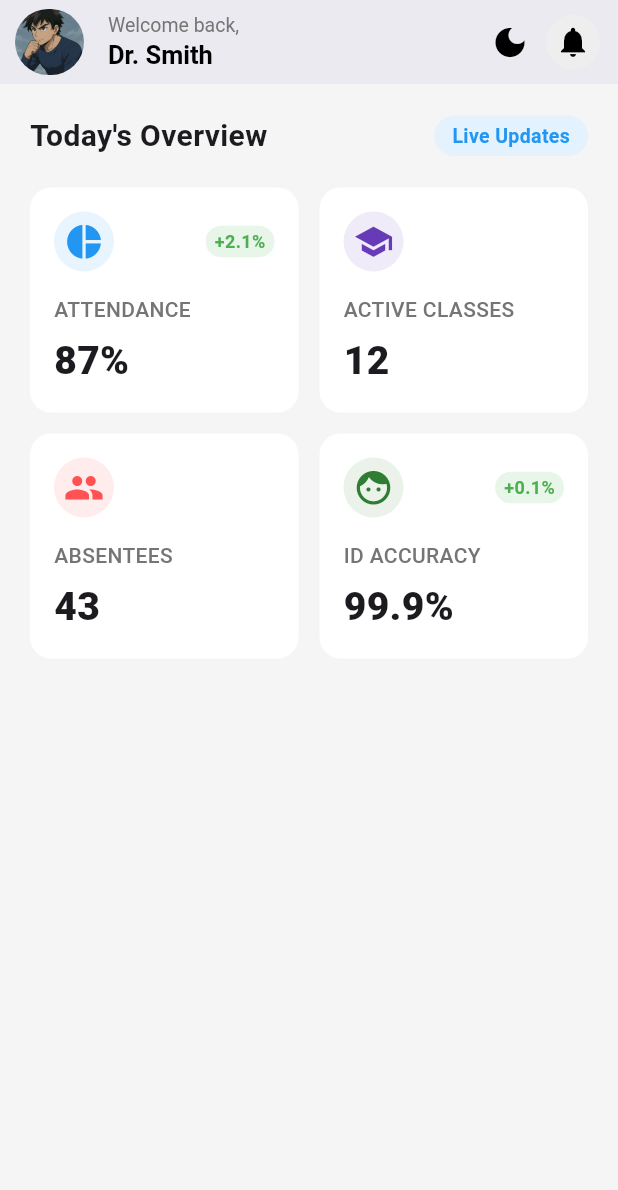
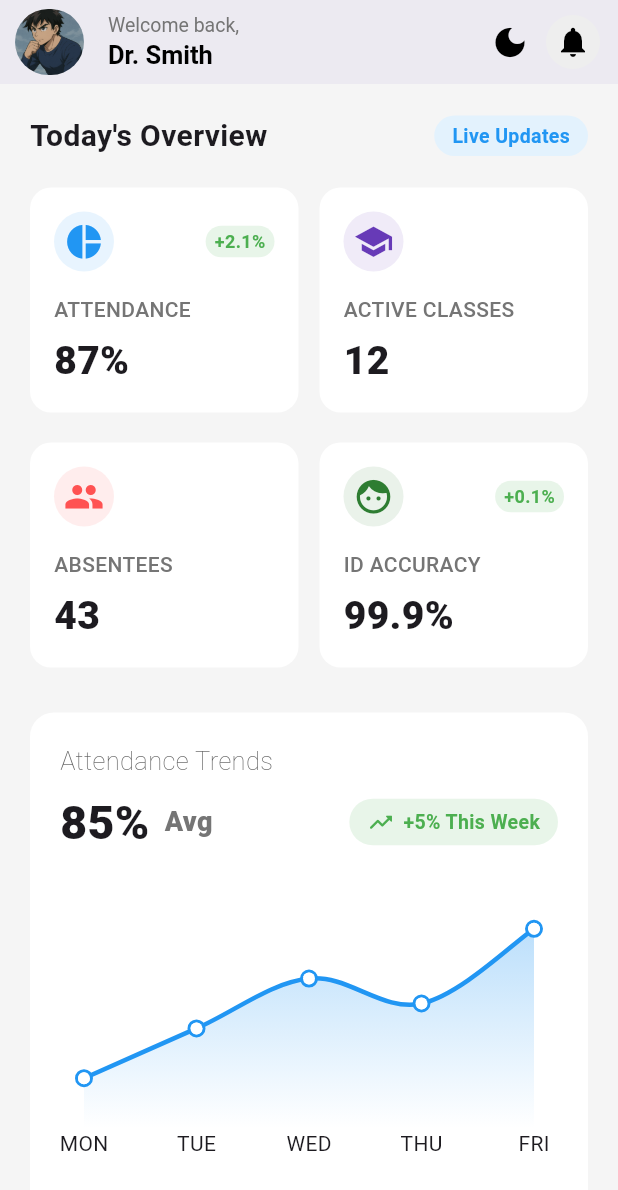
Before and after one commit to Shaurya0987/Ai-Face-Detection-Attendance-App, a Flutter app: the screen it shows after launch, on a phone screen of 412 x 824 dp. Shown: the top 1190 px of the screen. Run offline on Flutter 3.47's test engine with Material 3 defaults, Android fonts, the phone set to English and light mode, and no system bars; drawn by our look-alikes of fl_chart; our stand-ins replace action_slider, google_fonts.

Commit message:
Teacher DashBoard Half Added

```diff
--- /dev/null
+++ b/lib/Screens/TeacherDashBoard/Components/AttendanceLineChart.dart
@@ -0,0 +1,96 @@
+import 'package:fl_chart/fl_chart.dart';
+import 'package:flutter/material.dart';
+
+class AttendanceLineChart extends StatelessWidget {
+  const AttendanceLineChart({super.key});
+
+  @override
+  Widget build(BuildContext context) {
+    return Container(
+      height: 220,
+      padding: const EdgeInsets.all(16),
+      decoration: BoxDecoration(
+        color: Colors.white,
+        borderRadius: BorderRadius.circular(20),
+      ),
+      child: LineChart(
+        LineChartData(
+          gridData: FlGridData(show: false),
+          borderData: FlBorderData(show: false),
+
+          titlesData: FlTitlesData(
+            topTitles: AxisTitles(sideTitles: SideTitles(showTitles: false)),
+            rightTitles: AxisTitles(sideTitles: SideTitles(showTitles: false)),
+            leftTitles: AxisTitles(sideTitles: SideTitles(showTitles: false)),
+            bottomTitles: AxisTitles(
+              sideTitles: SideTitles(
+                showTitles: true,
+                interval: 1,
+                getTitlesWidget: (value, _) {
+                  switch (value.toInt()) {
+                    case 0:
+                      return const Text("MON");
+                    case 1:
+                      return const Text("TUE");
+                    case 2:
+                      return const Text("WED");
+                    case 3:
+                      return const Text("THU");
+                    case 4:
+                      return const Text("FRI");
+                  }
+                  return const Text("");
+                },
+              ),
+            ),
+          ),
+
+          minX: 0,
+          maxX: 4,
+          minY: 0,
+          maxY: 10,
+
+          lineBarsData: [
+            LineChartBarData(
+              isCurved: true,
+              color: Colors.blue,
+              barWidth: 3,
+
+              dotData: FlDotData(
+                show: true,
+                getDotPainter: (spot, _, __, ___) {
+                  return FlDotCirclePainter(
+                    radius: 4,
+                    color: Colors.white,
+                    strokeWidth: 2,
+                    strokeColor: Colors.blue,
+                  );
+                },
+              ),
+
+              belowBarData: BarAreaData(
+                show: true,
+                gradient: LinearGradient(
+                  begin: Alignment.topCenter,
+                  end: Alignment.bottomCenter,
+                  colors: [
+                    Colors.blue.withOpacity(0.3),
+                    Colors.blue.withOpacity(0.0),
+                  ],
+                ),
+              ),
+
+              spots: const [
+                FlSpot(0, 2),
+                FlSpot(1, 4),
+                FlSpot(2, 6),
+                FlSpot(3, 5),
+                FlSpot(4, 8),
+              ],
+            ),
+          ],
+        ),
+      ),
+    );
+  }
+}
--- /dev/null
+++ b/lib/Screens/TeacherDashBoard/Components/AttendanceTrends.dart
@@ -0,0 +1,95 @@
+import 'package:facedetectionapp/Screens/TeacherDashBoard/Components/AttendanceLineChart.dart';
+import 'package:flutter/material.dart';
+
+class AttendanceTrendsContainer extends StatelessWidget {
+  const AttendanceTrendsContainer({
+    super.key,
+  });
+
+  @override
+  Widget build(BuildContext context) {
+    return Padding(
+      padding: const EdgeInsets.only(top: 30.0),
+      child: Container(
+        height: 335,
+        width: double.infinity,
+        decoration: BoxDecoration(
+          color: Colors.white,
+          borderRadius: BorderRadius.circular(16),
+        ),
+        child: Padding(
+          padding: const EdgeInsets.all(20.0),
+          child: Column(
+            crossAxisAlignment: CrossAxisAlignment.start,
+            children: [
+              Text(
+                "Attendance Trends",
+                style: TextStyle(
+                  color: Colors.grey.shade700,
+                  fontSize: 17,
+                  fontWeight: FontWeight.w100,
+                ),
+              ),
+              SizedBox(height: 7),
+              Row(
+                mainAxisAlignment: MainAxisAlignment.spaceBetween,
+                children: [
+                  Row(
+                    children: [
+                      Text(
+                        "85%",
+                        style: TextStyle(
+                          fontSize: 31,
+                          fontWeight: FontWeight.w900,
+                        ),
+                      ),
+                      SizedBox(width: 10),
+                      Text(
+                        "Avg",
+                        style: TextStyle(
+                          fontSize: 18,
+                          fontWeight: FontWeight.w900,
+                          color: Colors.grey.shade600,
+                        ),
+                      ),
+                    ],
+                  ),
+                  Container(
+                    padding: const EdgeInsets.symmetric(
+                      horizontal: 12,
+                      vertical: 6,
+                    ),
+                    decoration: BoxDecoration(
+                      color: Colors.green.shade50,
+                      borderRadius: BorderRadius.circular(20),
+                    ),
+                    child: Row(
+                      mainAxisSize: MainAxisSize.min,
+                      children: const [
+                        Icon(
+                          Icons.trending_up_rounded,
+                          color: Colors.green,
+                          size: 18,
+                        ),
+                        SizedBox(width: 6),
+                        Text(
+                          "+5% This Week",
+                          style: TextStyle(
+                            color: Colors.green,
+                            fontWeight: FontWeight.w700,
+                            fontSize: 13,
+                          ),
+                        ),
+                      ],
+                    ),
+                  ),
+                ],
+              ),
+              AttendanceLineChart(),
+            ],
+          ),
+        ),
+      ),
+    );
+  }
+}
--- /dev/null
+++ b/lib/Screens/TeacherDashBoard/Components/CardWIthChangeValue.dart
@@ -0,0 +1,84 @@
+import 'package:flutter/material.dart';
+
+/// ---------------- CARD WITH CHANGE VALUE ----------------
+class ContainerWithValue extends StatelessWidget {
+  final String title;
+  final String Percentage;
+  final String value;
+  final IconData icon;
+  final Color color;
+
+  const ContainerWithValue({
+    super.key,
+    required this.title,
+    required this.Percentage,
+    required this.value,
+    required this.icon,
+    required this.color,
+  });
+
+  @override
+  Widget build(BuildContext context) {
+    return Container(
+      height: 150,
+      decoration: BoxDecoration(
+        color: Colors.white,
+        borderRadius: BorderRadius.circular(14),
+      ),
+      padding: const EdgeInsets.all(16),
+      child: Column(
+        crossAxisAlignment: CrossAxisAlignment.start,
+        children: [
+          /// ICON + VALUE
+          Row(
+            mainAxisAlignment: MainAxisAlignment.spaceBetween,
+            children: [
+              CircleAvatar(
+                backgroundColor: color.withOpacity(0.1),
+                radius: 20,
+                child: Icon(icon, size: 27, color: color),
+              ),
+              Container(
+                padding:
+                    const EdgeInsets.symmetric(horizontal: 6, vertical: 2),
+                decoration: BoxDecoration(
+                  color: Colors.green.shade50,
+                  borderRadius: BorderRadius.circular(20),
+                ),
+                child: Text(
+                  value,
+                  style: const TextStyle(
+                    color: Colors.green,
+                    fontSize: 12,
+                    fontWeight: FontWeight.w600,
+                  ),
+                ),
+              ),
+            ],
+          ),
+
+          const Spacer(),
+
+          Text(
+            title,
+            style: TextStyle(
+              fontSize: 14,
+              color: Colors.grey.shade600,
+              fontWeight: FontWeight.w500,
+            ),
+          ),
+
+          const SizedBox(height: 6),
+
+          Text(
+            Percentage,
+            style: const TextStyle(
+              fontSize: 26,
+              fontWeight: FontWeight.w800,
+            ),
+          ),
+        ],
+      ),
+    );
+  }
+}
--- /dev/null
+++ b/lib/Screens/TeacherDashBoard/Components/CardWithoutChangeValue.dart
@@ -0,0 +1,60 @@
+import 'package:flutter/material.dart';
+
+/// ---------------- CARD WITHOUT CHANGE VALUE ----------------
+class ContainerWithoutValue extends StatelessWidget {
+  final String title;
+  final String Percentage;
+  final IconData icon;
+  final Color color;
+
+  const ContainerWithoutValue({
+    super.key,
+    required this.title,
+    required this.Percentage,
+    required this.icon,
+    required this.color,
+  });
+
+  @override
+  Widget build(BuildContext context) {
+    return Container(
+      height: 150,
+      decoration: BoxDecoration(
+        color: Colors.white,
+        borderRadius: BorderRadius.circular(14),
+      ),
+      padding: const EdgeInsets.all(16),
+      child: Column(
+        crossAxisAlignment: CrossAxisAlignment.start,
+        children: [
+          CircleAvatar(
+            backgroundColor: color.withOpacity(0.1),
+            radius: 20,
+            child: Icon(icon, size: 27, color: color),
+          ),
+
+          const Spacer(),
+
+          Text(
+            title,
+            style: TextStyle(
+              fontSize: 14,
+              color: Colors.grey.shade600,
+              fontWeight: FontWeight.w500,
+            ),
+          ),
+
+          const SizedBox(height: 6),
+
+          Text(
+            Percentage,
+            style: const TextStyle(
+              fontSize: 26,
+              fontWeight: FontWeight.w800,
+            ),
+          ),
+        ],
+      ),
+    );
+  }
+}
--- /dev/null
+++ b/lib/Screens/TeacherDashBoard/Components/Header.dart
@@ -0,0 +1,39 @@
+import 'package:flutter/material.dart';
+
+class Header extends StatelessWidget {
+  const Header({
+    super.key,
+  });
+
+  @override
+  Widget build(BuildContext context) {
+    return Row(
+      mainAxisAlignment: MainAxisAlignment.spaceBetween,
+      children: [
+        const Text(
+          "Today's Overview",
+          style: TextStyle(
+            fontWeight: FontWeight.w700,
+            fontSize: 20,
+          ),
+        ),
+        Container(
+          padding:
+              const EdgeInsets.symmetric(horizontal: 12, vertical: 4),
+          decoration: BoxDecoration(
+            color: Colors.blue.shade50,
+            borderRadius: BorderRadius.circular(20),
+          ),
+          child: const Text(
+            "Live Updates",
+            style: TextStyle(
+              color: Colors.blue,
+              fontSize: 13,
+              fontWeight: FontWeight.w600,
+            ),
+          ),
+        ),
+      ],
+    );
+  }
+}
--- /dev/null
+++ b/lib/Screens/TeacherDashBoard/Components/QuickActionContainer.dart
@@ -0,0 +1,57 @@
+import 'package:flutter/material.dart';
+
+/// ---------------- CARD WITHOUT CHANGE VALUE ----------------
+class QuickActionsContainer extends StatelessWidget {
+  final String title;
+  final String subtitle;
+  final IconData icon;
+  final Color color;
+
+  const QuickActionsContainer({
+    super.key,
+    required this.title,
+    required this.subtitle,
+    required this.icon,
+    required this.color,
+  });
+
+  @override
+  Widget build(BuildContext context) {
+    return Container(
+      height: 150,
+      decoration: BoxDecoration(
+        color: Colors.white,
+        borderRadius: BorderRadius.circular(14),
+      ),
+      padding: const EdgeInsets.all(16),
+      child: Column(
+        crossAxisAlignment: CrossAxisAlignment.start,
+        children: [
+          CircleAvatar(
+            backgroundColor: color.withOpacity(0.1),
+            radius: 25,
+            child: Icon(icon, size: 32, color: color),
+          ),
+
+          const Spacer(),
+
+          Text(
+            title,
+            style: TextStyle(fontSize: 18, fontWeight: FontWeight.w800),
+          ),
+
+          const SizedBox(height: 6),
+
+          Text(
+            subtitle,
+            style: const TextStyle(
+              color: Colors.grey,
+              fontWeight: FontWeight.w500,
+              fontSize: 15,
+            ),
+          ),
+        ],
+      ),
+    );
+  }
+}
--- a/lib/Screens/TeacherDashBoard/TeacherDashBoard.dart
+++ b/lib/Screens/TeacherDashBoard/TeacherDashBoard.dart
@@ -1,4 +1,11 @@
 import 'package:facedetectionapp/Screens/TeacherDashBoard/Components/AppBar.dart';
+import 'package:facedetectionapp/Screens/TeacherDashBoard/Components/AttendanceLineChart.dart';
+import 'package:facedetectionapp/Screens/TeacherDashBoard/Components/AttendanceTrends.dart';
+import 'package:facedetectionapp/Screens/TeacherDashBoard/Components/CardWIthChangeValue.dart';
+import 'package:facedetectionapp/Screens/TeacherDashBoard/Components/CardWithoutChangeValue.dart';
+import 'package:facedetectionapp/Screens/TeacherDashBoard/Components/Header.dart';
+import 'package:facedetectionapp/Screens/TeacherDashBoard/Components/QuickActionContainer.dart';
+import 'package:fl_chart/fl_chart.dart';
 import 'package:flutter/material.dart';
 
 class TeacherDashboard extends StatefulWidget {
@@ -14,40 +21,14 @@ class _TeacherDashboardState extends State<TeacherDashboard> {
     return Scaffold(
       backgroundColor: Colors.grey.shade100,
       appBar: const TeacherAppBar(),
-      body: Padding(
+      body: SingleChildScrollView(
+        child: Padding(
           padding: const EdgeInsets.fromLTRB(20, 20, 20, 0),
           child: Column(
             crossAxisAlignment: CrossAxisAlignment.start,
             children: [
               /// HEADER
-            Row(
-              mainAxisAlignment: MainAxisAlignment.spaceBetween,
-              children: [
-                const Text(
-                  "Today's Overview",
-                  style: TextStyle(
-                    fontWeight: FontWeight.w700,
-                    fontSize: 20,
-                  ),
-                ),
-                Container(
-                  padding:
-                      const EdgeInsets.symmetric(horizontal: 12, vertical: 4),
-                  decoration: BoxDecoration(
-                    color: Colors.blue.shade50,
-                    borderRadius: BorderRadius.circular(20),
-                  ),
-                  child: const Text(
-                    "Live Updates",
-                    style: TextStyle(
-                      color: Colors.blue,
-                      fontSize: 13,
-                      fontWeight: FontWeight.w600,
-                    ),
-                  ),
-                ),
-              ],
-            ),
+              Header(),
 
               const SizedBox(height: 20),
 
@@ -75,7 +56,7 @@ class _TeacherDashboardState extends State<TeacherDashboard> {
                 ],
               ),
 
-            const SizedBox(height: 14),
+              const SizedBox(height: 20),
 
               /// ROW 2
               Row(
@@ -100,152 +81,68 @@ class _TeacherDashboardState extends State<TeacherDashboard> {
                   ),
                 ],
               ),
+              AttendanceTrendsContainer(),
+              Padding(
+                padding: const EdgeInsets.symmetric(vertical: 20),
+                child: Text(
+                  "Quick Actions",
+                  style: TextStyle(fontSize: 23, fontWeight: FontWeight.bold),
+                ),
+              ),
+
+              /// QUICK ACTIONS – ROW 1
+              Row(
+                children: const [
+                  Expanded(
+                    child: QuickActionsContainer(
+                      title: "Student Directory",
+                      subtitle: "View all profiles",
+                      icon: Icons.people_alt_rounded,
+                      color: Colors.blue,
+                    ),
+                  ),
+                  SizedBox(width: 14),
+                  Expanded(
+                    child: QuickActionsContainer(
+                      title: "Manage Classes",
+                      subtitle: "Schedule & Logs",
+                      icon: Icons.calendar_month,
+                      color: Colors.deepPurple,
+                    ),
+                  ),
                 ],
+              ),
+
+              const SizedBox(height: 14),
+
+              /// QUICK ACTIONS – ROW 2
+              Row(
+                children: const [
+                  Expanded(
+                    child: QuickActionsContainer(
+                      title: "Analytics",
+                      subtitle: "Export Reports",
+                      icon: Icons.analytics_outlined,
+                      color: Colors.deepOrange,
+                    ),
+                  ),
+                  SizedBox(width: 14),
+                  Expanded(
+                    child: QuickActionsContainer(
+                      title: "Face ID",
+                      subtitle: "Database Settings",
+                      icon: Icons.face,
+                      color: Colors.green,
+                    ),
+                  ),
+                ],
+              ),
+
+              SizedBox(height: 700),
+            ],
+          ),
         ),
       ),
     );
   }
 }
-
-
-/// ---------------- CARD WITH CHANGE VALUE ----------------
-class ContainerWithValue extends StatelessWidget {
-  final String title;
-  final String Percentage;
-  final String value;
-  final IconData icon;
-  final Color color;
-
-  const ContainerWithValue({
-    super.key,
-    required this.title,
-    required this.Percentage,
-    required this.value,
-    required this.icon,
-    required this.color,
-  });
-
-  @override
-  Widget build(BuildContext context) {
-    return Container(
-      height: 150,
-      decoration: BoxDecoration(
-        color: Colors.white,
-        borderRadius: BorderRadius.circular(14),
-      ),
-      padding: const EdgeInsets.all(16),
-      child: Column(
-        crossAxisAlignment: CrossAxisAlignment.start,
-        children: [
-          /// ICON + VALUE
-          Row(
-            mainAxisAlignment: MainAxisAlignment.spaceBetween,
-            children: [
-              CircleAvatar(
-                backgroundColor: color.withOpacity(0.1),
-                radius: 20,
-                child: Icon(icon, size: 27, color: color),
-              ),
-              Container(
-                padding:
-                    const EdgeInsets.symmetric(horizontal: 6, vertical: 2),
-                decoration: BoxDecoration(
-                  color: Colors.green.shade50,
-                  borderRadius: BorderRadius.circular(20),
-                ),
-                child: Text(
-                  value,
-                  style: const TextStyle(
-                    color: Colors.green,
-                    fontSize: 12,
-                    fontWeight: FontWeight.w600,
-                  ),
-                ),
-              ),
-            ],
-          ),
-
-          const Spacer(),
-
-          Text(
-            title,
-            style: TextStyle(
-              fontSize: 14,
-              color: Colors.grey.shade600,
-              fontWeight: FontWeight.w500,
-            ),
-          ),
-
-          const SizedBox(height: 6),
-
-          Text(
-            Percentage,
-            style: const TextStyle(
-              fontSize: 26,
-              fontWeight: FontWeight.w800,
-            ),
-          ),
-        ],
-      ),
-    );
-  }
-}
-
-/// ---------------- CARD WITHOUT CHANGE VALUE ----------------
-class ContainerWithoutValue extends StatelessWidget {
-  final String title;
-  final String Percentage;
-  final IconData icon;
-  final Color color;
-
-  const ContainerWithoutValue({
-    super.key,
-    required this.title,
-    required this.Percentage,
-    required this.icon,
-    required this.color,
-  });
-
-  @override
-  Widget build(BuildContext context) {
-    return Container(
-      height: 150,
-      decoration: BoxDecoration(
-        color: Colors.white,
-        borderRadius: BorderRadius.circular(14),
-      ),
-      padding: const EdgeInsets.all(16),
-      child: Column(
-        crossAxisAlignment: CrossAxisAlignment.start,
-        children: [
-          CircleAvatar(
-            backgroundColor: color.withOpacity(0.1),
-            radius: 20,
-            child: Icon(icon, size: 27, color: color),
-          ),
-
-          const Spacer(),
-
-          Text(
-            title,
-            style: TextStyle(
-              fontSize: 14,
-              color: Colors.grey.shade600,
-              fontWeight: FontWeight.w500,
-            ),
-          ),
-
-          const SizedBox(height: 6),
-
-          Text(
-            Percentage,
-            style: const TextStyle(
-              fontSize: 26,
-              fontWeight: FontWeight.w800,
-            ),
-          ),
-        ],
-      ),
-    );
-  }
-}
--- a/pubspec.yaml
+++ b/pubspec.yaml
@@ -37,6 +37,9 @@ dependencies:
   provider: ^6.1.5+1
   action_slider: ^0.7.0
   google_fonts: ^6.3.3
+  flutter_flow_chart: ^4.1.1
+  fl_chart: ^0.66.2
+
 
 dev_dependencies:
   flutter_test:
```
Also changed, not shown: pubspec.lock. Lines whose indentation alone changed are shown as unchanged.
